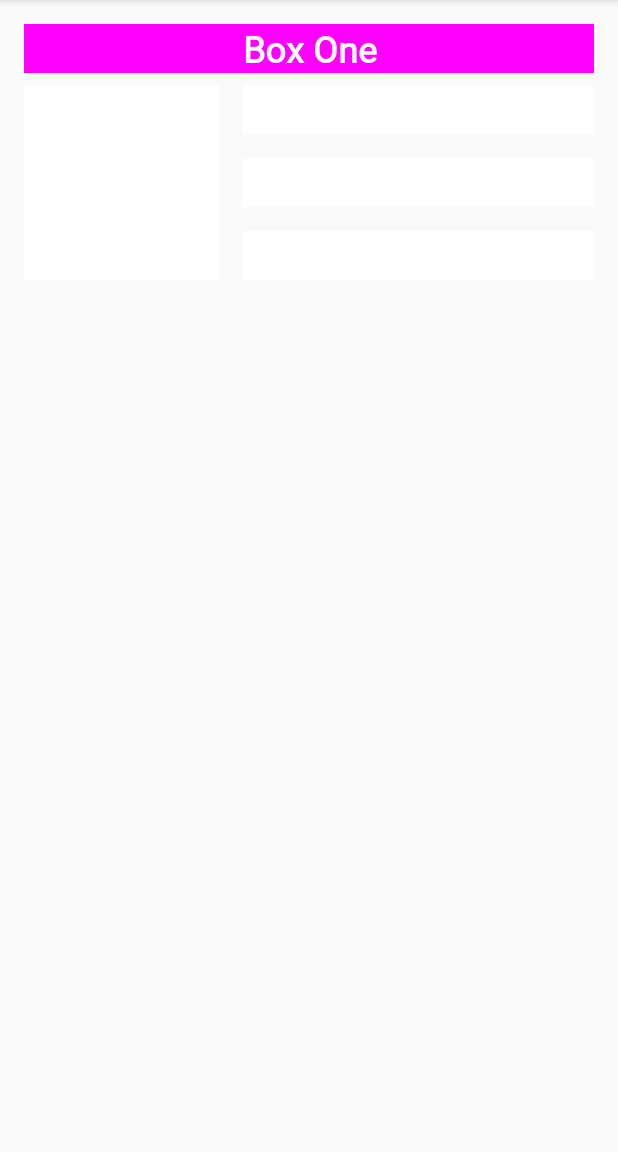
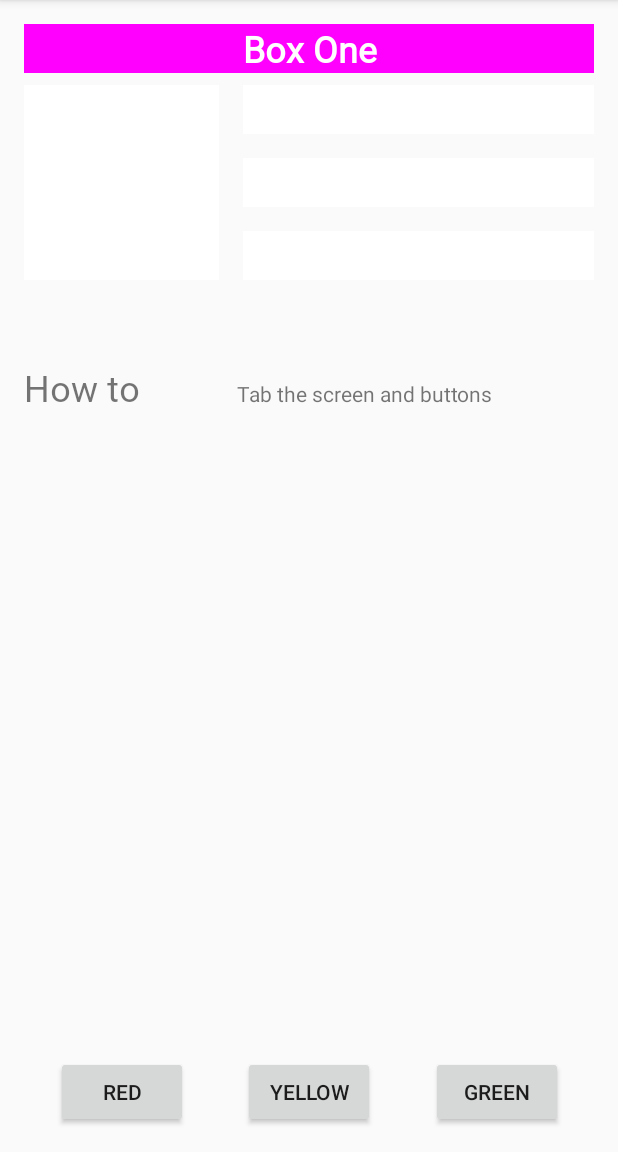
Before and after one commit to Phragos/UdacityDevAndroidApps, an Android app: the screen it shows after launch (MainActivity), after a tap on "Box One", on a phone screen of 412 x 824 dp, the part 84-1236 px from its top. Run offline under Robolectric (Android 15) with nearby library versions, the phone set to English and light mode, and no system bars.

Commit message:
Added final step buttons to switch colors of some boxes Still need to figure out the random color maker

```diff
--- a/ColorMyViews/app/src/main/java/com/example/colormyviews/MainActivity.java
+++ b/ColorMyViews/app/src/main/java/com/example/colormyviews/MainActivity.java
@@ -29,6 +29,9 @@ public class MainActivity extends AppCompatActivity {
         clickableViews.add(findViewById(R.id.box_four_text));
         clickableViews.add(findViewById(R.id.box_five_text));
         clickableViews.add(findViewById(R.id.colored_boxes_layout));
+        clickableViews.add(findViewById(R.id.red_button));
+        clickableViews.add(findViewById(R.id.yellow_button));
+        clickableViews.add(findViewById(R.id.green_button));
 
         for (View clkView : clickableViews) {
             clkView.setOnClickListener(new View.OnClickListener() {
@@ -60,6 +63,15 @@ public class MainActivity extends AppCompatActivity {
                 break;
             case R.id.box_five_text:
                 view.setBackgroundResource(android.R.color.holo_orange_light);
+                break;
+            case R.id.red_button:
+                findViewById(R.id.box_three_text).setBackgroundResource(R.color.my_red);
+                break;
+            case R.id.green_button:
+                findViewById(R.id.box_five_text).setBackgroundResource(R.color.my_green);
+                break;
+            case R.id.yellow_button:
+                findViewById(R.id.box_four_text).setBackgroundResource(R.color.my_yellow);
                 break;
             default:
                 view.setBackgroundColor(Color.LTGRAY);
--- a/ColorMyViews/app/src/main/res/layout/activity_main.xml
+++ b/ColorMyViews/app/src/main/res/layout/activity_main.xml
@@ -73,4 +73,68 @@
         app:layout_constraintStart_toEndOf="@+id/box_two_text"
         app:layout_constraintTop_toBottomOf="@+id/box_four_text" />
 
+    <TextView
+        android:id="@+id/label_text"
+        android:layout_width="126dp"
+        android:layout_height="33dp"
+        android:layout_marginStart="16dp"
+        android:fontFamily="@font/roboto"
+        android:text="@string/how_to_play"
+        android:textSize="24sp"
+        app:layout_constraintBaseline_toBaselineOf="@+id/info_text"
+        app:layout_constraintStart_toStartOf="parent" />
+
+    <TextView
+        android:id="@+id/info_text"
+        android:layout_width="0dp"
+        android:layout_height="wrap_content"
+        android:layout_marginStart="16dp"
+        android:layout_marginTop="16dp"
+        android:layout_marginEnd="16dp"
+        android:layout_marginBottom="16dp"
+        android:text="@string/tab_the_boxes_and_buttons"
+        app:layout_constraintBottom_toBottomOf="parent"
+        app:layout_constraintEnd_toEndOf="parent"
+        app:layout_constraintHorizontal_bias="1.0"
+        app:layout_constraintStart_toEndOf="@+id/label_text"
+        app:layout_constraintTop_toBottomOf="@+id/box_two_text"
+        app:layout_constraintVertical_bias="0.094" />
+
+    <Button
+        android:id="@+id/red_button"
+        android:layout_width="wrap_content"
+        android:layout_height="wrap_content"
+        android:layout_marginStart="16dp"
+        android:text="@string/button_red"
+        app:layout_constraintBaseline_toBaselineOf="@+id/yellow_button"
+        app:layout_constraintEnd_toStartOf="@+id/yellow_button"
+        app:layout_constraintStart_toStartOf="parent" />
+
+    <Button
+        android:id="@+id/yellow_button"
+        android:layout_width="wrap_content"
+        android:layout_height="wrap_content"
+        android:layout_marginStart="16dp"
+        android:layout_marginTop="16dp"
+        android:layout_marginEnd="16dp"
+        android:layout_marginBottom="16dp"
+        android:text="@string/button_yellow"
+        app:layout_constraintBottom_toBottomOf="parent"
+        app:layout_constraintEnd_toStartOf="@+id/green_button"
+        app:layout_constraintHorizontal_bias="0.5"
+        app:layout_constraintStart_toEndOf="@+id/red_button"
+        app:layout_constraintTop_toBottomOf="@+id/label_text"
+        app:layout_constraintVertical_bias="1.0" />
+
+    <Button
+        android:id="@+id/green_button"
+        android:layout_width="wrap_content"
+        android:layout_height="wrap_content"
+        android:layout_marginEnd="16dp"
+        android:text="@string/button_green"
+        app:layout_constraintBaseline_toBaselineOf="@+id/yellow_button"
+        app:layout_constraintEnd_toEndOf="parent"
+        app:layout_constraintHorizontal_bias="0.5"
+        app:layout_constraintStart_toEndOf="@+id/yellow_button" />
+
 </androidx.constraintlayout.widget.ConstraintLayout>
--- a/ColorMyViews/app/src/main/res/values/colors.xml
+++ b/ColorMyViews/app/src/main/res/values/colors.xml
@@ -1,6 +1,12 @@
 <?xml version="1.0" encoding="utf-8"?>
 <resources>
+
     <color name="colorPrimary">#008577</color>
     <color name="colorPrimaryDark">#00574B</color>
     <color name="colorAccent">#D81B60</color>
+
+    <color name="my_green">#12C700</color>
+    <color name="my_red">#E54304</color>
+    <color name="my_yellow">#FFC107</color>
+
 </resources>
--- a/ColorMyViews/app/src/main/res/values/strings.xml
+++ b/ColorMyViews/app/src/main/res/values/strings.xml
@@ -9,5 +9,7 @@
     <string name="button_red">RED</string>
     <string name="button_yellow">YELLOW</string>
     <string name="button_green">GREEN</string>
+    <string name="how_to_play">How to play</string>
+    <string name="tab_the_boxes_and_buttons">Tab the screen and buttons</string>
 
 </resources>
```
